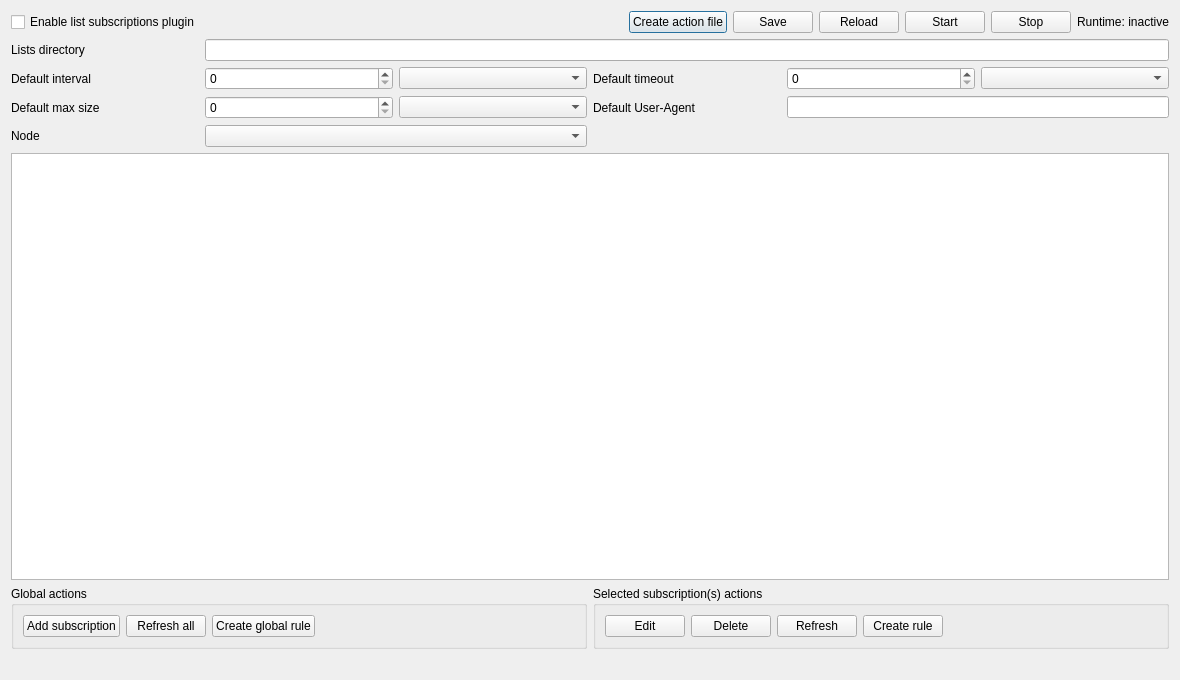
This is ui/opensnitch/plugins/list_subscriptions/res/list_subscriptions_dialog.ui in evilsocket/opensnitch as Qt 5 draws it before an edit. The edited form follows.
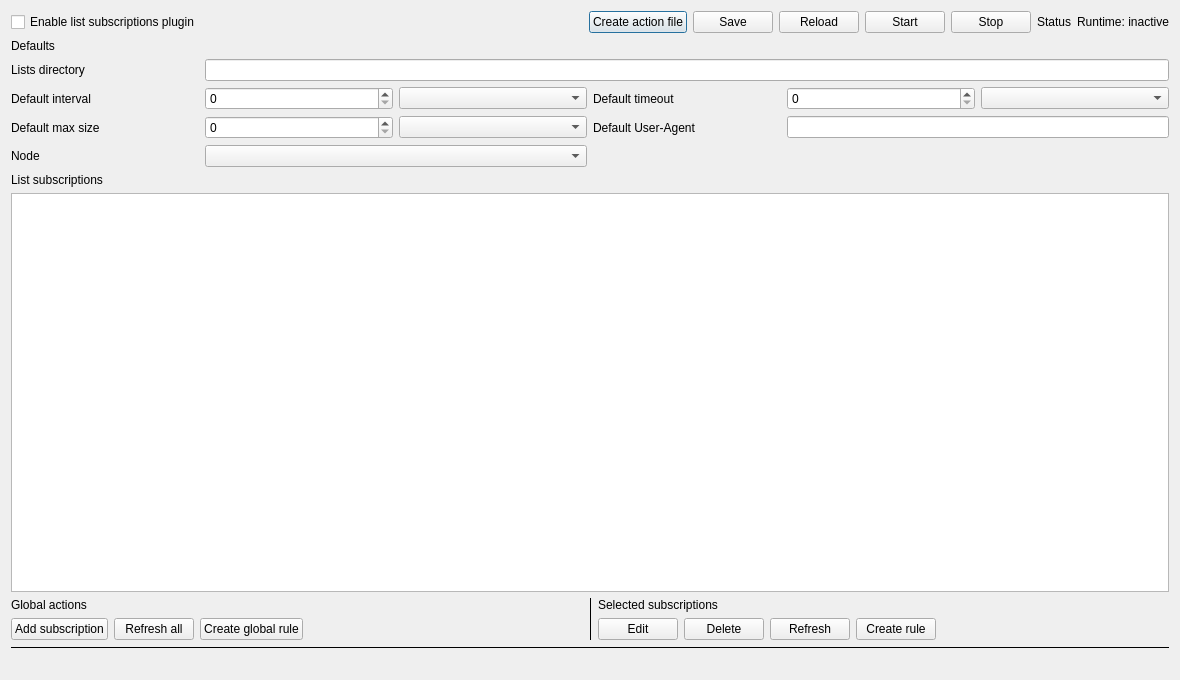
This is the edited form.

```diff
--- a/ui/opensnitch/plugins/list_subscriptions/res/list_subscriptions_dialog.ui
+++ b/ui/opensnitch/plugins/list_subscriptions/res/list_subscriptions_dialog.ui
@@ -71,6 +71,13 @@
        </property>
       </widget>
      </item>
+     <item>
+      <widget class="QLabel" name="runtime_status_title_label">
+       <property name="text">
+        <string>Status</string>
+       </property>
+      </widget>
+     </item>
      <item>
       <widget class="QLabel" name="runtime_status_label">
        <property name="text">
@@ -81,6 +88,33 @@
     </layout>
    </item>
    <item>
+    <layout class="QVBoxLayout" name="defaultsSectionLayout">
+     <item>
+      <widget class="QFrame" name="defaults_section_bar">
+       <layout class="QHBoxLayout" name="defaultsSectionBarLayout">
+        <property name="leftMargin">
+         <number>0</number>
+        </property>
+        <property name="topMargin">
+         <number>0</number>
+        </property>
+        <property name="rightMargin">
+         <number>0</number>
+        </property>
+        <property name="bottomMargin">
+         <number>0</number>
+        </property>
+        <item>
+         <widget class="QLabel" name="defaults_section_label">
+          <property name="text">
+           <string>Defaults</string>
+          </property>
+         </widget>
+        </item>
+       </layout>
+      </widget>
+     </item>
+     <item>
     <layout class="QGridLayout" name="defaultsGridLayout">
      <item row="0" column="0">
       <widget class="QLabel" name="lists_dir_label">
@@ -153,16 +187,74 @@
      </item>
     </layout>
    </item>
+    </layout>
+   </item>
+   <item>
+    <layout class="QVBoxLayout" name="tableSectionLayout">
+     <item>
+      <widget class="QFrame" name="table_section_bar">
+       <layout class="QHBoxLayout" name="tableSectionBarLayout">
+        <property name="leftMargin">
+         <number>0</number>
+        </property>
+        <property name="topMargin">
+         <number>0</number>
+        </property>
+        <property name="rightMargin">
+         <number>0</number>
+        </property>
+        <property name="bottomMargin">
+         <number>0</number>
+        </property>
+        <item>
+         <widget class="QLabel" name="table_section_label">
+          <property name="text">
+           <string>List subscriptions</string>
+          </property>
+         </widget>
+        </item>
+       </layout>
+      </widget>
+     </item>
+     <item>
+      <layout class="QVBoxLayout" name="tableContentLayout">
    <item>
     <widget class="QTableWidget" name="table"/>
    </item>
+      </layout>
+     </item>
+    </layout>
+   </item>
    <item>
     <layout class="QHBoxLayout" name="actionsRowLayout">
      <item>
-      <widget class="QGroupBox" name="global_actions_box">
-       <property name="title">
+      <layout class="QVBoxLayout" name="globalActionsSectionLayout">
+       <item>
+        <widget class="QFrame" name="global_actions_bar">
+         <layout class="QHBoxLayout" name="globalActionsBarLayout">
+          <property name="leftMargin">
+           <number>0</number>
+          </property>
+          <property name="topMargin">
+           <number>0</number>
+          </property>
+          <property name="rightMargin">
+           <number>0</number>
+          </property>
+          <property name="bottomMargin">
+           <number>0</number>
+          </property>
+          <item>
+           <widget class="QLabel" name="global_actions_label">
+            <property name="text">
         <string>Global actions</string>
        </property>
+           </widget>
+          </item>
+         </layout>
+        </widget>
+       </item>
+       <item>
        <layout class="QHBoxLayout" name="globalActionsLayout">
         <item>
          <widget class="QPushButton" name="add_sub_button">
@@ -199,13 +291,51 @@
          </spacer>
         </item>
        </layout>
-      </widget>
-     </item>
+       </item>
+      </layout>
+     </item>
+     <item>
+      <layout class="QVBoxLayout" name="actionsSeparatorLayout">
+       <item>
+        <widget class="QFrame" name="actions_vertical_separator">
+         <property name="frameShape">
+          <enum>QFrame::VLine</enum>
+         </property>
+         <property name="frameShadow">
+          <enum>QFrame::Plain</enum>
+         </property>
+        </widget>
+       </item>
+      </layout>
+     </item>
      <item>
-      <widget class="QGroupBox" name="rule_actions_box">
-       <property name="title">
-        <string>Selected subscription(s) actions</string>
-       </property>
+      <layout class="QVBoxLayout" name="selectedActionsSectionLayout">
+       <item>
+        <widget class="QFrame" name="selected_actions_bar">
+         <layout class="QHBoxLayout" name="selectedActionsBarLayout">
+          <property name="leftMargin">
+           <number>0</number>
+          </property>
+          <property name="topMargin">
+           <number>0</number>
+          </property>
+          <property name="rightMargin">
+           <number>0</number>
+          </property>
+          <property name="bottomMargin">
+           <number>0</number>
+          </property>
+          <item>
+           <widget class="QLabel" name="selected_actions_label">
+            <property name="text">
+             <string>Selected subscriptions</string>
+            </property>
+           </widget>
+          </item>
+         </layout>
+        </widget>
+       </item>
+       <item>
        <layout class="QHBoxLayout" name="ruleActionsLayout">
         <item>
          <widget class="QPushButton" name="edit_sub_button">
@@ -249,9 +379,20 @@
          </spacer>
         </item>
        </layout>
-      </widget>
-     </item>
-    </layout>
+       </item>
+      </layout>
+     </item>
+    </layout>
+   </item>
+   <item>
+    <widget class="QFrame" name="status_separator_line">
+     <property name="frameShape">
+      <enum>QFrame::HLine</enum>
+     </property>
+     <property name="frameShadow">
+      <enum>QFrame::Plain</enum>
+     </property>
+    </widget>
    </item>
    <item>
     <widget class="QLabel" name="status_label">
```
Lines whose indentation alone changed are shown as unchanged.
